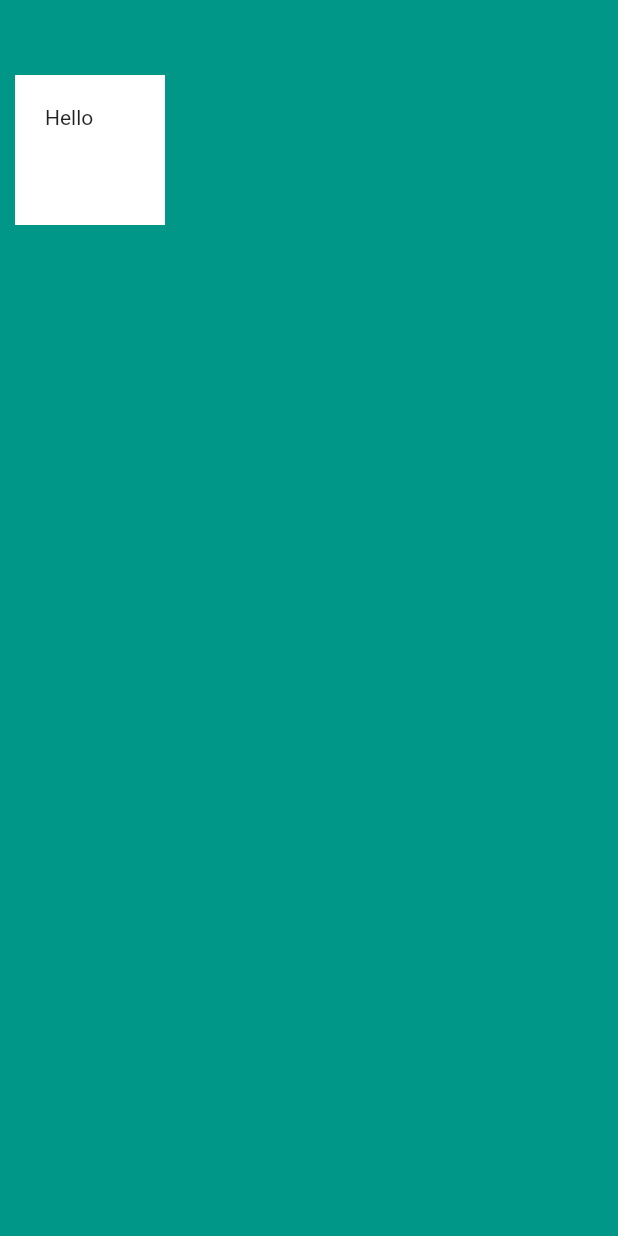
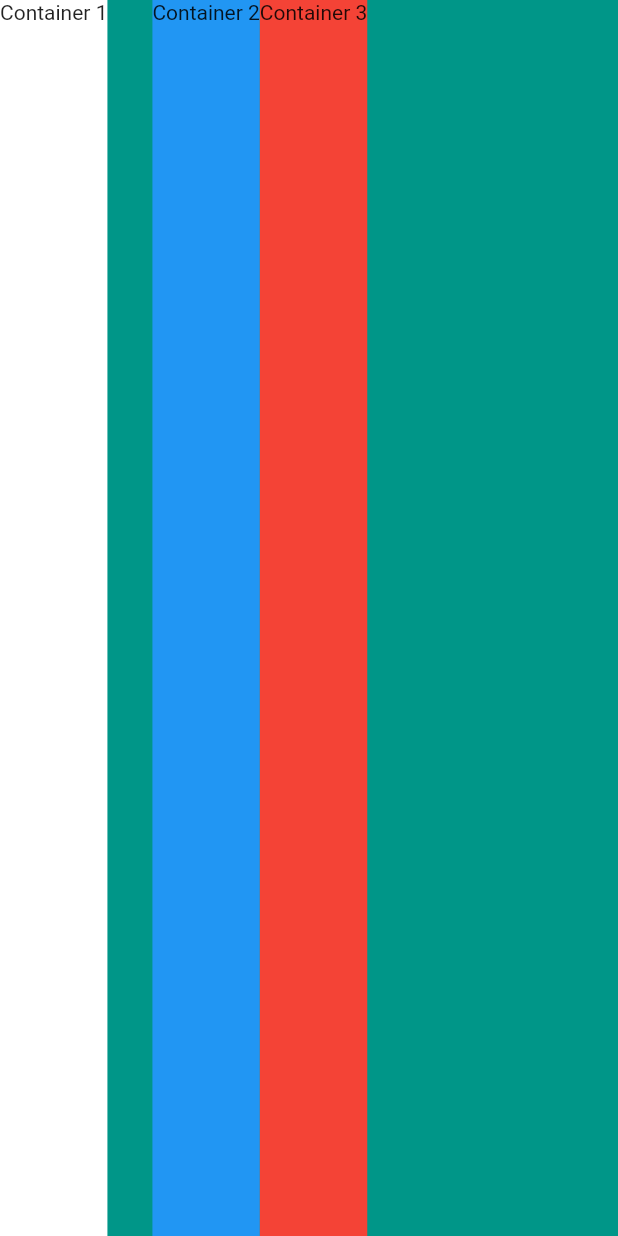
Before and after one commit to lukegrady1/mi_card_flutter, a Flutter app: the screen it shows after launch, on a phone screen of 412 x 824 dp. Run offline on Flutter 3.47's test engine with Material 2 defaults, Android fonts, the phone set to English and light mode, and no system bars.

Commit message:
finished lesson 42

```diff
--- a/lib/main.dart
+++ b/lib/main.dart
@@ -2,7 +2,7 @@ import 'package:flutter/material.dart';
 
 void main() {
   runApp(
-    MyApp()
+      MyApp()
   );
 }
 
@@ -13,13 +13,27 @@ class MyApp extends StatelessWidget {
       home: Scaffold(
         backgroundColor: Colors.teal,
         body: SafeArea(
-          child: Container(
-            height: 100.0,
-            width: 100.0,
-            margin: EdgeInsets.symmetric(vertical: 50.0, horizontal: 10.0),
-            padding: EdgeInsets.all(20.0),
-            color: Colors.white,
-            child: Text('Hello'),
+          child: Row(
+            crossAxisAlignment: CrossAxisAlignment.stretch,
+            children: <Widget> [
+              Container(
+                height: 100.0,
+                color: Colors.white,
+                child: Text('Container 1'),
+              ),
+              SizedBox(width: 30.0,
+              ),
+              Container(
+                height: 100.0,
+                color: Colors.blue,
+                child: Text('Container 2'),
+              ),
+              Container(
+                height: 100.0,
+                color: Colors.red,
+                child: Text('Container 3'),
+              ),
+            ],
           ),
         ),
       ),
```
